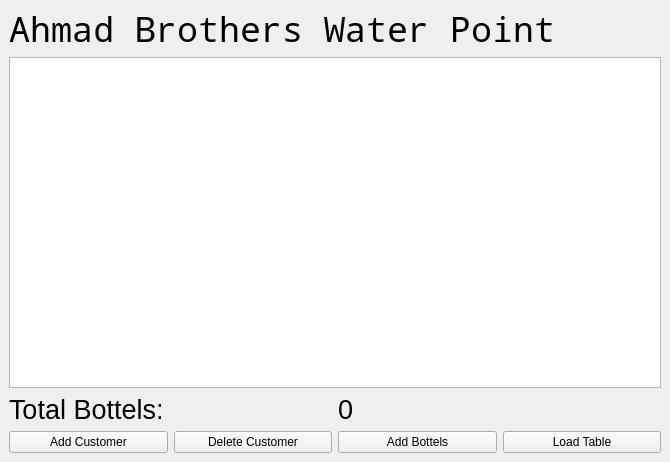
This is Water_Supply/mainwindow.ui in IIvexII/Dilbar-Water-Supply as Qt 5 draws it before an edit. The edited form follows.
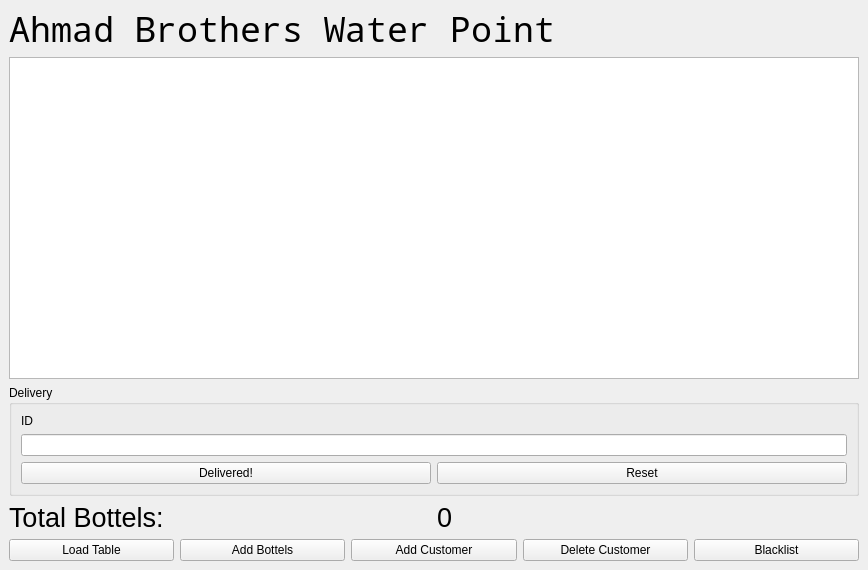
This is the edited form.

What changed in the file:
```diff
--- a/Water_Supply/mainwindow.ui
+++ b/Water_Supply/mainwindow.ui
@@ -6,8 +6,8 @@
    <rect>
     <x>0</x>
     <y>0</y>
-    <width>670</width>
-    <height>462</height>
+    <width>868</width>
+    <height>570</height>
    </rect>
   </property>
   <property name="windowTitle">
@@ -24,7 +24,7 @@
 </string>
   </property>
   <widget class="QWidget" name="centralwidget">
-   <layout class="QVBoxLayout" name="verticalLayout_2">
+   <layout class="QVBoxLayout" name="verticalLayout_4">
     <item>
      <layout class="QVBoxLayout" name="verticalLayout">
       <item>
@@ -43,7 +43,48 @@
      </layout>
     </item>
     <item>
-     <widget class="QTableView" name="tableView"/>
+     <layout class="QVBoxLayout" name="verticalLayout_3">
+      <item>
+       <widget class="QTableView" name="tableView"/>
+      </item>
+      <item>
+       <widget class="QGroupBox" name="groupBox">
+        <property name="title">
+         <string>Delivery</string>
+        </property>
+        <layout class="QVBoxLayout" name="verticalLayout_2">
+         <item>
+          <widget class="QLabel" name="label_3">
+           <property name="text">
+            <string>ID</string>
+           </property>
+          </widget>
+         </item>
+         <item>
+          <widget class="QLineEdit" name="lineEdit_4"/>
+         </item>
+         <item>
+          <layout class="QHBoxLayout" name="horizontalLayout_3">
+           <item>
+            <widget class="QPushButton" name="deliveryBtn">
+             <property name="text">
+              <string>Delivered!</string>
+             </property>
+            </widget>
+           </item>
+           <item>
+            <widget class="QPushButton" name="pushButton_3">
+             <property name="text">
+              <string>Reset</string>
+             </property>
+            </widget>
+           </item>
+          </layout>
+         </item>
+        </layout>
+       </widget>
+      </item>
+     </layout>
     </item>
     <item>
      <layout class="QHBoxLayout" name="horizontalLayout_2">
@@ -75,6 +116,20 @@
     </item>
     <item>
      <layout class="QHBoxLayout" name="horizontalLayout">
+      <item>
+       <widget class="QPushButton" name="pushButton">
+        <property name="text">
+         <string>Load Table</string>
+        </property>
+       </widget>
+      </item>
+      <item>
+       <widget class="QPushButton" name="addBottels">
+        <property name="text">
+         <string>Add Bottels</string>
+        </property>
+       </widget>
+      </item>
       <item>
        <widget class="QPushButton" name="addCustbtn">
         <property name="text">
@@ -90,16 +145,9 @@
        </widget>
       </item>
       <item>
-       <widget class="QPushButton" name="addBottels">
+       <widget class="QPushButton" name="pushButton_4">
         <property name="text">
-         <string>Add Bottels</string>
-        </property>
-       </widget>
-      </item>
-      <item>
-       <widget class="QPushButton" name="pushButton">
-        <property name="text">
-         <string>Load Table</string>
+         <string>Blacklist</string>
         </property>
        </widget>
       </item>
```
Left out of the diff: 2 changed lines with no effect on the pictures.
